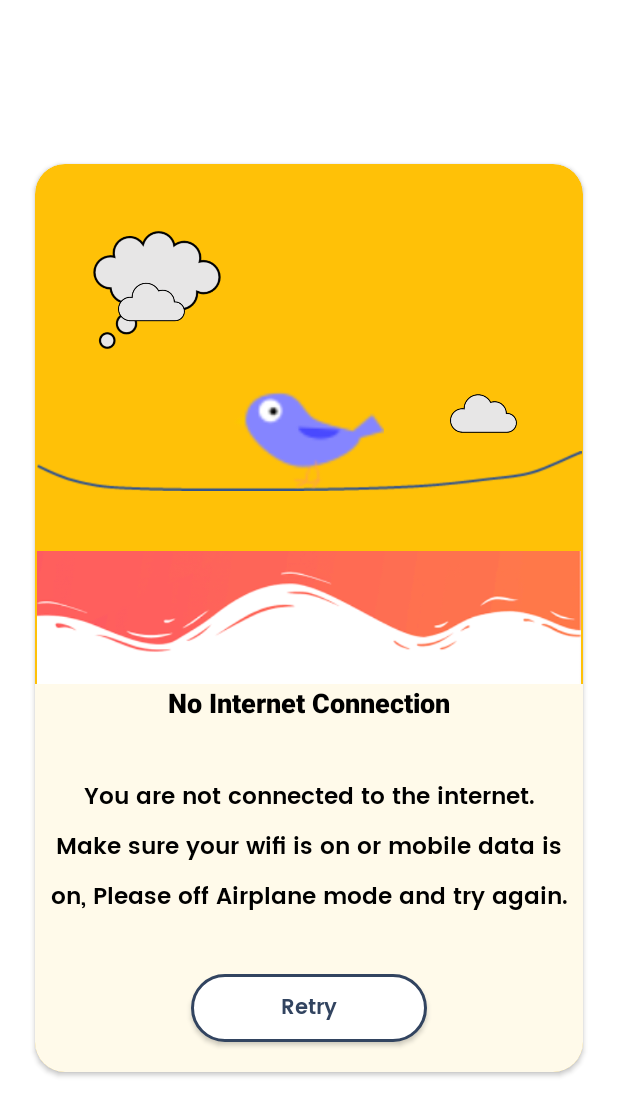
After one commit to zobayerdev/Business_Card_Maker, an Android app: the NoInternetService screen opened directly, with no data from a screen before it, on a phone screen of 412 x 824 dp. The commit adds this screen. Shown: the top 1116 px of the screen. Run offline under Robolectric (Android 15) with nearby library versions, the phone set to English and light mode, and no system bars.

Commit message:
No Internet Activity implemented

```diff
--- a/app/src/main/AndroidManifest.xml
+++ b/app/src/main/AndroidManifest.xml
@@ -1,11 +1,13 @@
 <?xml version="1.0" encoding="utf-8"?>
 <manifest xmlns:android="http://schemas.android.com/apk/res/android"
     xmlns:tools="http://schemas.android.com/tools">
+
 
     <uses-permission android:name="android.permission.WRITE_EXTERNAL_STORAGE" />
     <uses-permission android:name="android.permission.READ_EXTERNAL_STORAGE" />
     <uses-permission android:name="android.permission.INTERNET" />
     <uses-permission android:name="android.permission.ACCESS_WIFI_STATE" />
+    <uses-permission android:name="android.permission.ACCESS_NETWORK_STATE" />
 
     <application
         android:allowBackup="true"
@@ -18,10 +20,15 @@
         android:usesCleartextTraffic="true"
         tools:targetApi="31">
         <activity
+            android:name=".NoInternetService"
+            android:exported="false" />
+        <activity
+            android:name=".NoInternetActivity"
+            android:exported="false" />
+        <activity
             android:name=".MakeDigitalVisitingCardActivity"
             android:exported="false"
-            android:parentActivityName=".MainActivity"
-            />
+            android:parentActivityName=".MainActivity" />
         <activity
             android:name=".DigitalVisitingCardActivity"
             android:exported="false" />
--- a/app/src/main/java/com/trodev/visitingcardmaker/LoginActivity.java
+++ b/app/src/main/java/com/trodev/visitingcardmaker/LoginActivity.java
@@ -5,8 +5,11 @@ import androidx.appcompat.app.AlertDialog;
 import androidx.appcompat.app.AppCompatActivity;
 
 import android.annotation.SuppressLint;
+import android.content.Context;
 import android.content.DialogInterface;
 import android.content.Intent;
+import android.graphics.drawable.ColorDrawable;
+import android.net.ConnectivityManager;
 import android.os.Bundle;
 import android.text.TextUtils;
 import android.view.View;
@@ -25,7 +28,6 @@ import com.google.firebase.auth.FirebaseAuthInvalidUserException;
 import com.google.firebase.auth.FirebaseUser;
 
 public class LoginActivity extends AppCompatActivity {
-
     private ImageView loginIv;
     private TextView signupTv, forgetpassTv;
     private TextView emailET, passET;
@@ -88,12 +90,13 @@ public class LoginActivity extends AppCompatActivity {
             public void onComplete(@NonNull Task<AuthResult> task) {
 
                 if (task.isSuccessful()) {
-
                     Intent intent = new Intent(LoginActivity.this, MainActivity.class);
                     intent.setFlags(Intent.FLAG_ACTIVITY_CLEAR_TOP | Intent.FLAG_ACTIVITY_CLEAR_TASK | Intent.FLAG_ACTIVITY_NEW_TASK);
                     startActivity(intent);
                     finish();
 
+                } else if (!checkInternet()) {
+                    startActivity(new Intent(LoginActivity.this, NoInternetService.class));
                 } else {
                     try {
                         throw task.getException();
@@ -105,12 +108,15 @@ public class LoginActivity extends AppCompatActivity {
                         passET.requestFocus();
                     } catch (Exception e) {
                         throw new RuntimeException(e);
-
                     }
                 }
                 progressBar.setVisibility(View.GONE);
             }
         });
+    }
 
+    public boolean checkInternet() {
+        ConnectivityManager connectivityManager = (ConnectivityManager) getSystemService(Context.CONNECTIVITY_SERVICE);
+        return connectivityManager.getActiveNetworkInfo() != null && connectivityManager.getActiveNetworkInfo().isConnected();
     }
 }
--- /dev/null
+++ b/app/src/main/java/com/trodev/visitingcardmaker/NoInternetService.java
@@ -0,0 +1,61 @@
+package com.trodev.visitingcardmaker;
+
+import androidx.appcompat.app.AppCompatActivity;
+import androidx.appcompat.widget.AppCompatButton;
+
+import android.content.BroadcastReceiver;
+import android.content.Context;
+import android.content.Intent;
+import android.content.IntentFilter;
+import android.graphics.drawable.ColorDrawable;
+import android.net.ConnectivityManager;
+import android.net.wifi.ScanResult;
+import android.net.wifi.WifiManager;
+import android.os.Bundle;
+import android.util.Log;
+import android.view.View;
+import android.widget.ArrayAdapter;
+import android.widget.Button;
+import android.widget.ListView;
+import android.widget.Toast;
+
+import java.util.ArrayList;
+import java.util.List;
+
+public class NoInternetService extends AppCompatActivity {
+
+    private AppCompatButton retryBtn;
+
+    @Override
+    protected void onCreate(Bundle savedInstanceState) {
+        super.onCreate(savedInstanceState);
+        setContentView(R.layout.activity_no_internet_service);
+
+        //  actionbar hide
+        getSupportActionBar().hide();
+
+        /*init button*/
+        retryBtn = findViewById(R.id.retryBtn);
+
+        retryBtn.setOnClickListener(new View.OnClickListener() {
+            @Override
+            public void onClick(View v) {
+                finishAffinity();
+                finish();
+            }
+        });
+
+        if(!checkInternet())
+        {
+            Toast.makeText(this, "Check internet connection", Toast.LENGTH_SHORT).show();
+        }
+        else
+        {
+            startActivity(new Intent(NoInternetService.this, MainActivity.class));
+        }
+    }
+    public boolean checkInternet() {
+        ConnectivityManager connectivityManager = (ConnectivityManager) getSystemService(Context.CONNECTIVITY_SERVICE);
+        return connectivityManager.getActiveNetworkInfo() != null && connectivityManager.getActiveNetworkInfo().isConnected();
+    }
+}
--- /dev/null
+++ b/app/src/main/res/drawable/round_back_stroke.xml
@@ -0,0 +1,11 @@
+<?xml version="1.0" encoding="utf-8"?>
+<shape xmlns:android="http://schemas.android.com/apk/res/android"
+    android:shape="rectangle">
+
+
+   <corners android:radius="100dp"/>
+    <solid android:color="#FFFFFF"/>
+    <stroke android:width="2dp"
+        android:color="#324460"/>
+
+</shape>
--- /dev/null
+++ b/app/src/main/res/layout/activity_no_internet_service.xml
@@ -0,0 +1,152 @@
+<?xml version="1.0" encoding="utf-8"?>
+<LinearLayout xmlns:android="http://schemas.android.com/apk/res/android"
+    xmlns:app="http://schemas.android.com/apk/res-auto"
+    xmlns:tools="http://schemas.android.com/tools"
+    android:layout_width="match_parent"
+    android:layout_height="match_parent"
+    android:layout_gravity="center"
+    android:orientation="vertical"
+    tools:context=".NoInternetService">
+
+    <ListView
+        android:id="@+id/wifiList"
+        android:layout_width="match_parent"
+        android:layout_height="312dp"
+        android:layout_weight="0.97"/>
+
+    <androidx.cardview.widget.CardView
+        android:layout_width="match_parent"
+        android:layout_height="match_parent"
+        android:layout_marginStart="15dp"
+        android:layout_marginTop="100dp"
+        android:layout_marginEnd="15dp"
+        android:layout_marginBottom="100dp"
+        app:cardBackgroundColor="#FFC107"
+        app:cardCornerRadius="20dp"
+        app:cardUseCompatPadding="true">
+
+        <RelativeLayout
+            android:layout_width="match_parent"
+            android:layout_height="match_parent">
+
+            <LinearLayout
+                android:layout_width="match_parent"
+                android:layout_height="match_parent"
+                android:layout_above="@+id/shapeDivider"
+                android:layout_marginStart="20dp"
+                android:layout_marginBottom="90dp"
+                android:layout_toStartOf="@+id/birdIcon"
+                android:gravity="center">
+
+                <ImageView
+                    android:layout_width="match_parent"
+                    android:layout_height="wrap_content"
+                    android:layout_marginLeft="10dp"
+                    android:adjustViewBounds="true"
+                    android:src="@drawable/img_1" />
+
+            </LinearLayout>
+
+            <LinearLayout
+                android:layout_width="match_parent"
+                android:layout_height="wrap_content"
+                android:layout_above="@+id/lineIcon"
+                android:layout_alignParentEnd="true"
+                android:layout_toEndOf="@+id/birdIcon"
+                android:gravity="center">
+
+                <ImageView
+                    android:layout_width="50dp"
+                    android:layout_height="wrap_content"
+                    android:adjustViewBounds="true"
+                    android:src="@drawable/img_2" />
+
+            </LinearLayout>
+
+            <ImageView
+                android:layout_width="50dp"
+                android:layout_height="wrap_content"
+                android:layout_marginEnd="30dp"
+                android:layout_toStartOf="@+id/birdIcon"
+                android:src="@drawable/img_2" />
+
+
+            <ImageView
+                android:id="@+id/lineIcon"
+                android:layout_width="match_parent"
+                android:layout_height="wrap_content"
+                android:layout_above="@+id/shapeDivider"
+                android:layout_marginBottom="40dp"
+                android:adjustViewBounds="true"
+                android:src="@drawable/img" />
+
+            <ImageView
+                android:id="@+id/birdIcon"
+                android:layout_width="100dp"
+                android:layout_height="wrap_content"
+                android:layout_above="@id/shapeDivider"
+                android:layout_centerHorizontal="true"
+                android:layout_marginBottom="23dp"
+                android:adjustViewBounds="true"
+                android:src="@drawable/bird" />
+
+            <ImageView
+                android:id="@+id/shapeDivider"
+                android:layout_width="match_parent"
+                android:layout_height="wrap_content"
+                android:layout_centerInParent="true"
+                android:adjustViewBounds="true"
+                android:src="@drawable/shape" />
+
+            <RelativeLayout
+                android:layout_width="match_parent"
+                android:layout_height="match_parent"
+                android:layout_below="@+id/shapeDivider"
+                android:background="#E9FFFFFF">
+
+                <TextView
+                    android:id="@+id/noInternetTitle"
+                    android:layout_width="match_parent"
+                    android:layout_height="wrap_content"
+                    android:fontFamily="sans-serif-black"
+                    android:gravity="center"
+                    android:text="No Internet Connection"
+                    android:textColor="#000000"
+                    android:textSize="18dp"
+                    android:textStyle="bold" />
+
+                <TextView
+                    android:layout_width="match_parent"
+                    android:layout_height="wrap_content"
+                    android:layout_above="@+id/retryBtn"
+                    android:layout_below="@+id/noInternetTitle"
+                    android:layout_margin="10dp"
+                    android:fontFamily="@font/poppins_semibold"
+                    android:gravity="center"
+                    android:lineSpacingExtra="8dp"
+                    android:text="@string/title"
+                    android:textColor="@color/black"
+                    android:textSize="15sp" />
+
+                <androidx.appcompat.widget.AppCompatButton
+                    android:id="@+id/retryBtn"
+                    android:layout_width="wrap_content"
+                    android:layout_height="45dp"
+                    android:layout_alignParentBottom="true"
+                    android:layout_centerHorizontal="true"
+                    android:layout_marginBottom="20dp"
+                    android:background="@drawable/round_back_stroke"
+                    android:fontFamily="@font/poppins_semibold"
+                    android:paddingStart="60dp"
+                    android:paddingEnd="60dp"
+                    android:text="Retry"
+                    android:textAllCaps="false"
+                    android:textColor="#324460" />
+
+            </RelativeLayout>
+
+        </RelativeLayout>
+
+    </androidx.cardview.widget.CardView>
+
+</LinearLayout>
--- a/app/src/main/res/values/strings.xml
+++ b/app/src/main/res/values/strings.xml
@@ -4,4 +4,5 @@
     <string name="close">Close</string>
     <!-- TODO: Remove or change this placeholder text -->
     <string name="hello_blank_fragment">Hello blank fragment</string>
+    <string name="title">You are not connected to the internet.\nMake sure your wifi is on or mobile data is on, Please off Airplane mode and try again.</string>
 </resources>
```
Also changed, not shown: app/src/main/java/com/trodev/visitingcardmaker/SplashScreen.java (+8 -7 lines), app/src/main/res/drawable/abird.png (added), app/src/main/res/drawable/bird.png (added), app/src/main/res/drawable/img.png (added), app/src/main/res/drawable/img_1.png (added), app/src/main/res/drawable/img_2.png (added), app/src/main/res/drawable/shape.png (added).
